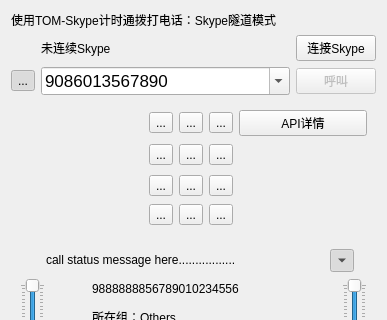
Qt form skypephone.ui (kitech/kitphone) before a commit; both pictures show x 0 to 387 and y 0 to 320 of the 387 by 919 pixel window.
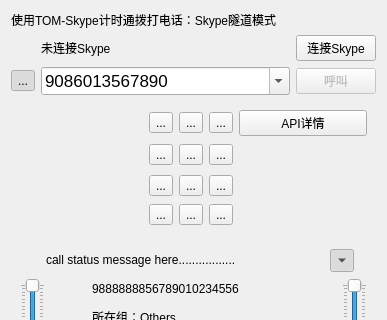
The same form after that commit. Icons and pictures are not drawn.

```diff
--- a/skypephone.ui
+++ b/skypephone.ui
@@ -126,7 +126,7 @@
         <string>当前登陆的Skype用户名</string>
        </property>
        <property name="text">
-        <string>未连续Skype</string>
+        <string>未连接Skype</string>
        </property>
        <property name="textInteractionFlags">
         <set>Qt::LinksAccessibleByMouse|Qt::TextSelectableByMouse</set>
```
Left out of the diff: 2 changed lines with no effect on the pictures.
